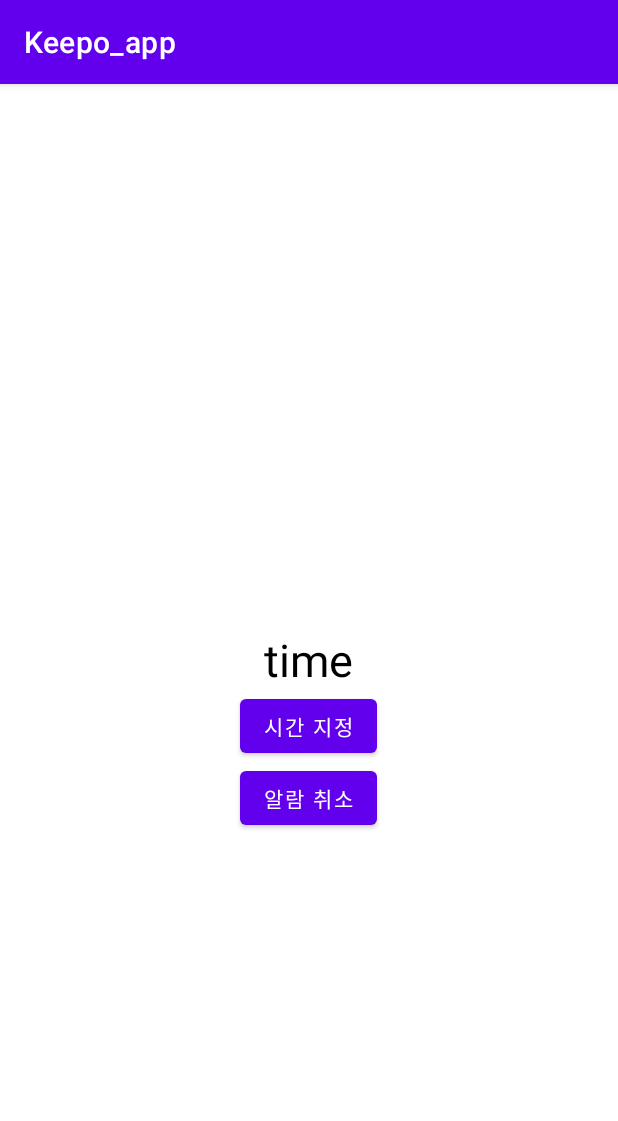
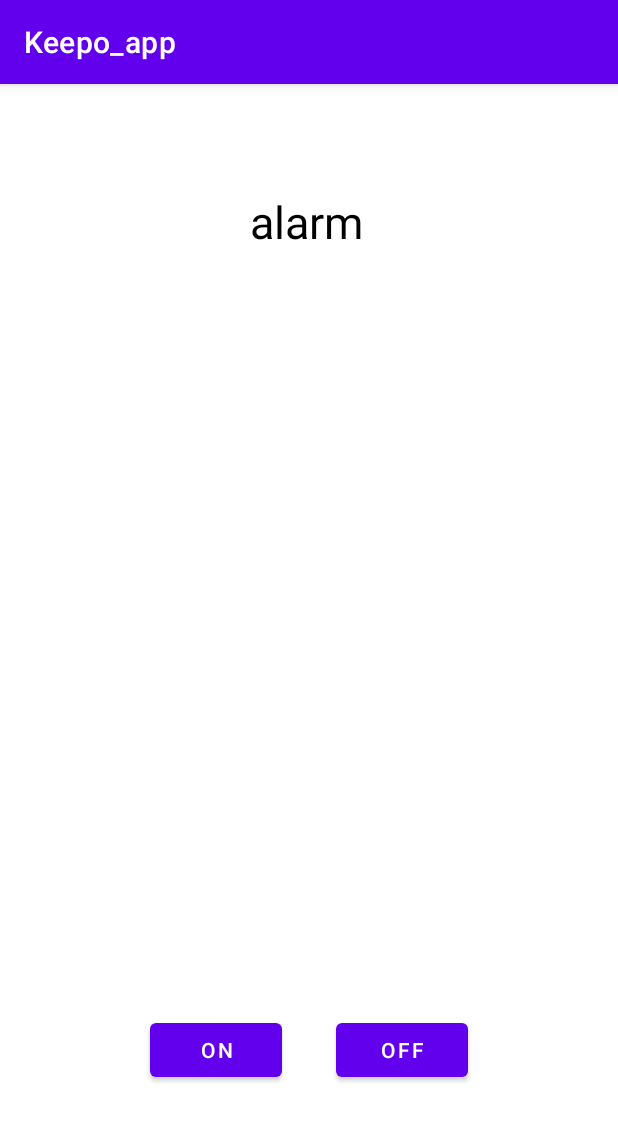
Before and after one commit to changhyeon12333/Keepo-project, an Android app: the screen it shows after launch (AlarmActivity), on a phone screen of 412 x 824 dp. Shown: the top 1121 px of the screen. Run offline under Robolectric (Android 15) with nearby library versions, the phone set to English and light mode, and no system bars.

Commit message:
masurement tab alarm

```diff
--- a/app/src/main/java/com/example/keepo_app/ui/dashboard/DashboardFragment.kt
+++ b/app/src/main/java/com/example/keepo_app/ui/dashboard/DashboardFragment.kt
@@ -36,9 +36,9 @@ class DashboardFragment : Fragment() {
         val root: View = binding.root
 
         val view = inflater.inflate(R.layout.fragment_dashboard, null)
-        val sButton = view.findViewById<Button>(R.id.botton_start)
+  //      val sButton = view.findViewById<Button>(R.id.botton_start)
 
-        sButton.setOnClickListener(object :View.OnClickListener {
+  /*      sButton.setOnClickListener(object :View.OnClickListener {
             override fun onClick(v: View?) {
                 //여기
                 val intent = Intent(context, DashboardActivity::class.java)
@@ -46,7 +46,7 @@ class DashboardFragment : Fragment() {
                 // 다른 액티비티에서 전환할 때
                 // activity?.finish()
             }
-        })
+        })*/
         val alarmButton = view.findViewById<Button>(R.id.alarm_button)
 
         alarmButton.setOnClickListener(object :View.OnClickListener {
--- a/app/src/main/res/layout/activity_alarm.xml
+++ b/app/src/main/res/layout/activity_alarm.xml
@@ -5,35 +5,39 @@
     android:layout_width="match_parent"
     android:layout_height="match_parent"
     tools:context=".AlarmActivity">
+
     <TextView
         android:id="@+id/time_text"
         android:layout_width="wrap_content"
         android:layout_height="wrap_content"
-        android:layout_centerVertical="true"
-        android:layout_centerHorizontal="true"
+        android:layout_alignParentStart="true"
+        android:layout_alignParentTop="true"
+        android:layout_alignParentEnd="true"
+        android:layout_marginStart="0dp"
+        android:layout_marginTop="71dp"
+        android:layout_marginEnd="3dp"
+        android:gravity="center"
+        android:text="alarm"
         android:textColor="@color/black"
-        android:text="time"
-        android:textSize="30sp"
-        >
-    </TextView>
+        android:textSize="30sp"></TextView>
 
     <Button
         android:id="@+id/time_btn"
         android:layout_width="wrap_content"
         android:layout_height="wrap_content"
-        android:layout_below="@+id/time_text"
-        android:layout_centerHorizontal="true"
-        android:text="시간 지정"
-        >
-    </Button>
+        android:layout_alignParentStart="true"
+        android:layout_alignParentBottom="true"
+        android:layout_marginStart="100dp"
+        android:layout_marginBottom="100dp"
+        android:text="on"></Button>
 
     <Button
         android:id="@+id/alarm_cancel_btn"
         android:layout_width="wrap_content"
         android:layout_height="wrap_content"
-        android:layout_below="@+id/time_btn"
-        android:layout_centerHorizontal="true"
-        android:text="알람 취소"
-        >
-    </Button>
+        android:layout_alignParentEnd="true"
+        android:layout_alignParentBottom="true"
+        android:layout_marginEnd="100dp"
+        android:layout_marginBottom="100dp"
+        android:text="off"></Button>
 </RelativeLayout>
```
Also changed, not shown: app/src/main/res/layout/fragment_dashboard.xml (+5 -16 lines).
